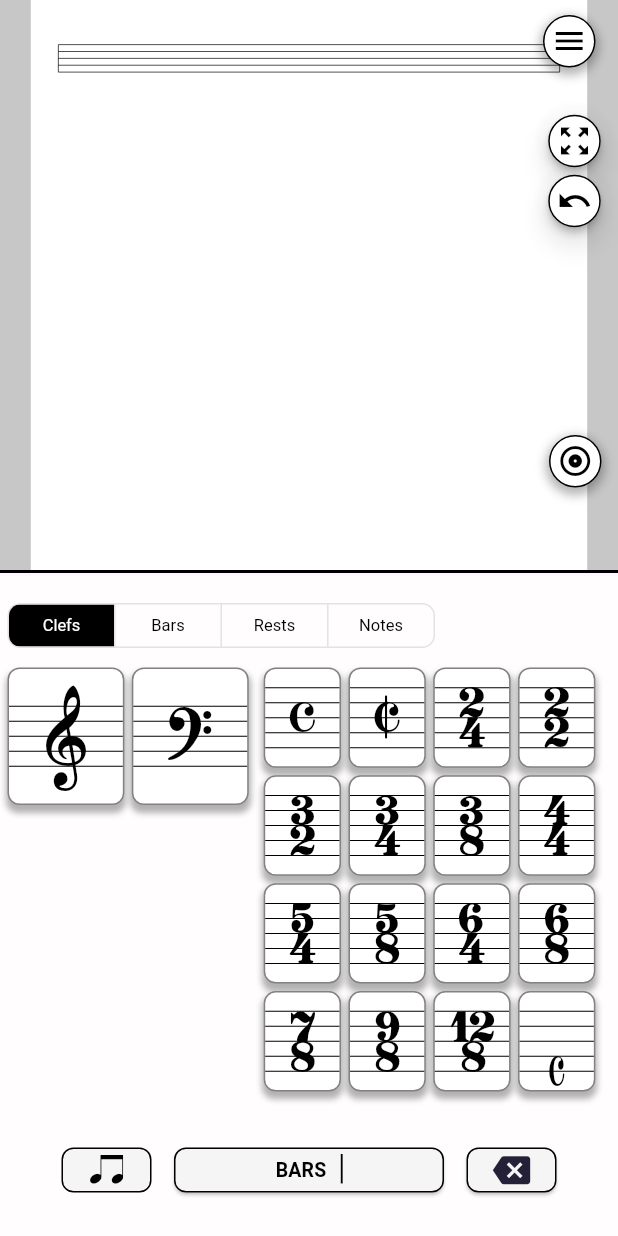
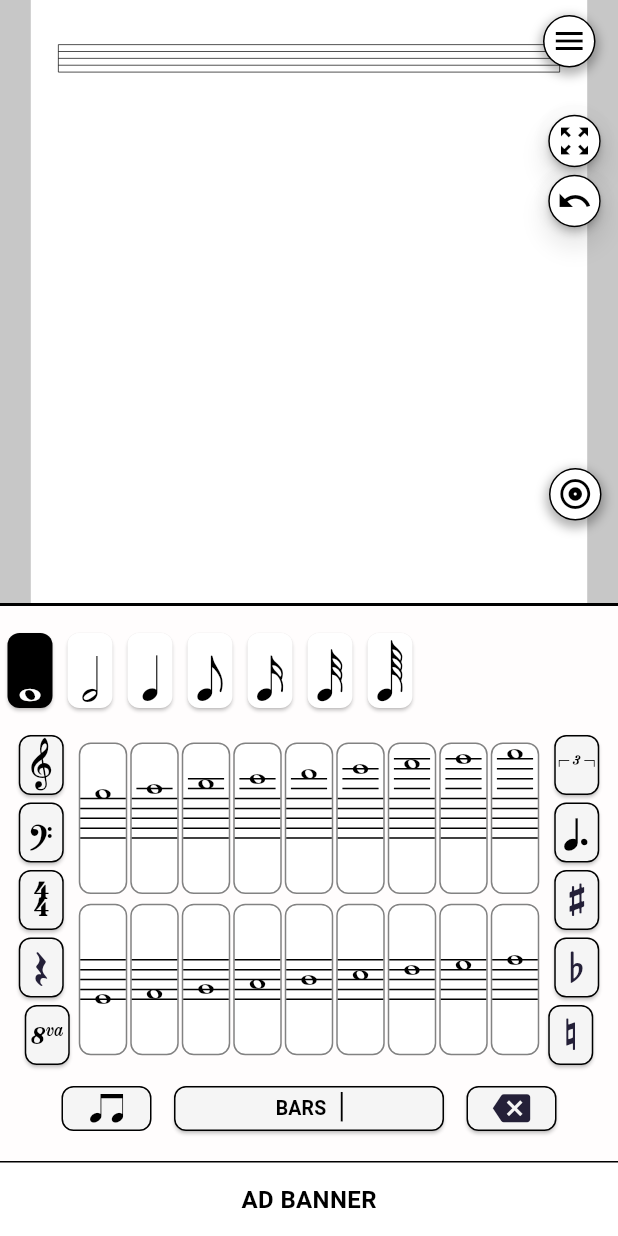
Before and after one commit to dev-softaztech/music_keyboard, a Flutter app: the screen it shows after launch, on a phone screen of 412 x 824 dp. Run offline on Flutter 3.47's test engine with Material 3 defaults, Android fonts, the phone set to English and light mode, and no system bars; drawn by our look-alikes of screenshot; our stand-ins replace fluttertoast; missing offline and left inert: gal; generated files the repository leaves out were written again.

Commit message:
Removed tabs and redundant code

```diff
--- a/lib/src/screens/keyboard_screen.dart
+++ b/lib/src/screens/keyboard_screen.dart
@@ -4,8 +4,6 @@ import 'package:music_keyboard/src/providers/current_selected_note_provider.dart
 import 'package:music_keyboard/src/providers/is_connected_provider.dart';
 import 'package:music_keyboard/src/providers/list_of_spacing_for_each_row.dart';
 import 'package:music_keyboard/src/providers/selected_accidental_provider.dart';
-import 'package:music_keyboard/src/widgets/keyboard/bars_keyboard_layout.dart';
-import 'package:music_keyboard/src/widgets/keyboard/clefs_keyboard_layout.dart';
 import 'package:music_keyboard/src/widgets/keyboard/notes_keyboard_layout.dart';
 import 'package:music_keyboard/src/widgets/main_sheet/music_sheet_container.dart';
 import 'package:music_keyboard/src/utils/screenshot_saver.dart';
@@ -49,7 +47,7 @@ class _NoteInputScreenState extends State<NoteInputScreen> {
   bool isBeamLockActive = false;
   DateTime? _lastTapTime;
 
-  String keyType = "clefs";
+  //String keyType = "clefs";
   String _selectedBarUnicode = '\ue030';
   OverlayEntry? _barOverlayEntry;
 
@@ -617,79 +615,20 @@ class _NoteInputScreenState extends State<NoteInputScreen> {
                       child: ColoredBox(
                         color: const Color.fromARGB(255, 255, 253, 253),
                         child: Container(
-                          height: 440,
+                          height: 370,
                           padding: const EdgeInsets.fromLTRB(0, 5, 0, 0),
                           child: Column(
                             children: [
-                              // Toggle Buttons for Keyboard Selection and Backspace
-                              Row(
-                                mainAxisAlignment:
-                                    MainAxisAlignment.spaceBetween,
-                                children: [
-                                  Row(children: [
-                                    Padding(
-                                        padding: const EdgeInsets.symmetric(
-                                            vertical: 4, horizontal: 5),
-                                        child: ToggleButtons(
-                                          textStyle: const TextStyle(
-                                            fontSize: 11,
-                                          ),
-                                          isSelected: [
-                                            showClefs,
-                                            showBars,
-                                            showTimeSignatures,
-                                            showNotes,
-                                          ],
-                                          onPressed: (int index) {
-                                            setState(() {
-                                              // Reset all selections first
-                                              showClefs = index == 0;
-                                              showBars = index == 1;
-                                              showTimeSignatures = index == 2;
-                                              showNotes = index == 3;
-                                              if (index == 0) keyType = "clefs";
-                                              if (index == 1) keyType = "bars";
-                                              if (index == 2) keyType = "rests";
-                                              if (index == 3) keyType = "notes";
-                                            });
-                                          },
-                                          borderRadius:
-                                              BorderRadius.circular(8.0),
-                                          selectedColor: Colors.white,
-                                          fillColor: Colors.black,
-                                          color: Colors.black,
-                                          constraints: const BoxConstraints(
-                                            minHeight: 28.0,
-                                            minWidth: 70.0,
-                                          ),
-                                          children: const [
-                                            Text("Clefs"),
-                                            Text("Bars"),
-                                            Text("Rests"),
-                                            Text("Notes"),
-                                          ],
-                                        ))
-                                  ]),
-                                ],
-                              ),
                               Stack(
                                 children: [
-                                  keyType == "clefs"
-                                      ? ClefsKeyboardLayout(
-                                          onKeyPress: handleKeyPress)
-                                      : keyType == "bars"
-                                          ? BarsKeyboardLayout(
-                                              onKeyPress: handleKeyPress)
-                                          : NotesKeyboardLayout(
-                                              showNotesKeyboard:
-                                                  showNotesKeyboard,
+                                  NotesKeyboardLayout(
+                                    showNotesKeyboard: showNotesKeyboard,
                                     onToggleKeyboard: (isNotes) {
                                       setState(() {
                                         showNotesKeyboard = isNotes;
                                       });
                                     },
                                     onKeyPress: handleKeyPress,
-                                              keyType: keyType,
                                   ),
                                 ],
                               ),
@@ -885,7 +824,33 @@ class _NoteInputScreenState extends State<NoteInputScreen> {
                     )
                   ],
                 ),
-              )
+              ),
+
+              Align(
+                alignment: Alignment.bottomCenter,
+                child: Container(
+                  height: 50,
+                  width: double.infinity,
+                  decoration: const BoxDecoration(
+                    border: Border(
+                      top: BorderSide(
+                        color: Colors.black,
+                        width: 1,
+                      ),
+                    ),
+                    color: Colors.white,
+                  ),
+                  alignment: Alignment.center,
+                  child: const Text(
+                    'AD BANNER',
+                    style: TextStyle(
+                      fontSize: 16,
+                      fontWeight: FontWeight.bold,
+                      color: Colors.black,
+                    ),
+                  ),
+                ),
+              ),
             ])));
   }
 }
--- a/lib/src/widgets/keyboard/clefs_keyboard_layout.dart
+++ /dev/null
@@ -1,223 +0,0 @@
-import 'package:flutter/material.dart';
-import 'package:music_keyboard/models/music_note.dart';
-import 'package:music_keyboard/src/utils/music_sheet_utils/bar_line_calculator.dart';
-
-class ClefsKeyboardLayout extends StatelessWidget {
-  final void Function(MusicalNote note) onKeyPress;
-
-  const ClefsKeyboardLayout({super.key, required this.onKeyPress});
-
-  @override
-  Widget build(BuildContext context) {
-    double screenWidth = MediaQuery.of(context).size.width;
-
-    List<(String unicodeCharacter, double offset)>
-        timeSignatureUnicodeCharacters = [
-      ('\ue08a', 0.0),
-      ('\ue08b', 0.0),
-      ('\uf5f9', 20.0),
-      ('\uf5fa', 20.0),
-      ('\uf5fb', 20.0),
-      ('\uf5fc', 20.0),
-      ('\uf5fd', 20.0),
-      ('\uf5fe', 20.0),
-      ('\uf5ff', 20.0),
-      ('\uf600', 20.0),
-      ('\uf601', 20.0),
-      ('\uf602', 20.0),
-      ('\uf603', 20.0),
-      ('\uf604', 20.0),
-      ('\uf605', 20.0),
-      ('\uf510', 20.0),
-    ];
-
-    List<(String unicodeCharacter, double offset)> clefUnicodeCharacters = [
-      ('\uf472', 10.0),
-      ('\uf474', -9.0),
-      //('\uf473', 0.0),
-      //('\ue034', 20.0),
-      //('\uf45c', 20.0),
-      //('\ue032', 20.0),
-    ];
-
-    return Center(
-        child: SizedBox(
-      height: 320,
-      width: screenWidth - 10,
-      child: Row(
-        children: [
-          SizedBox(
-            width: (screenWidth - 10) * 0.40,
-            child: GridView.builder(
-              gridDelegate: SliverGridDelegateWithFixedCrossAxisCount(
-                  crossAxisCount: 2, // Total keys in one row
-                  crossAxisSpacing: 5, // Space between columns
-                  mainAxisSpacing: 5, // Space between rows
-                  childAspectRatio: 0.85 // / (keyHeight / parentHeight),
-                  ),
-              itemCount: 2, // Total number of keys
-              itemBuilder: (context, index) {
-                return MusicKey(
-                    onTap: (note) => onKeyPress(note),
-                    index: index,
-                    unicodeCharacter: clefUnicodeCharacters[index].$1,
-                    characterOffset: clefUnicodeCharacters[index].$2);
-              },
-            ),
-          ),
-          SizedBox(width: 10),
-          SizedBox(
-            width: (screenWidth - 10) * 0.55,
-            child: GridView.builder(
-              gridDelegate: SliverGridDelegateWithFixedCrossAxisCount(
-                  crossAxisCount: 4, // Total keys in one row
-                  crossAxisSpacing: 5, // Space between columns
-                  mainAxisSpacing: 5, // Space between rows
-                  childAspectRatio: 0.77 // / (keyHeight / parentHeight),
-                  ),
-              itemCount: 16, // Total number of keys
-              itemBuilder: (context, index) {
-                return MusicKey(
-                    onTap: (note) => onKeyPress(note),
-                    index: index,
-                    unicodeCharacter: timeSignatureUnicodeCharacters[index].$1,
-                    characterOffset: timeSignatureUnicodeCharacters[index].$2);
-              },
-            ),
-          )
-        ],
-      ),
-    ));
-  }
-}
-
-class MusicKey extends StatefulWidget {
-  final void Function(MusicalNote note) onTap;
-  final int index;
-  final String unicodeCharacter;
-  final double characterOffset;
-
-  const MusicKey(
-      {super.key,
-      required this.onTap,
-      required this.index,
-      required this.unicodeCharacter,
-      required this.characterOffset});
-
-  @override
-  _MusicKeyState createState() => _MusicKeyState();
-}
-
-class _MusicKeyState extends State<MusicKey> {
-  bool isPressed = false;
-
-  void _handleTap() {
-    setState(() {
-      isPressed = true;
-    });
-
-    // Delay to reset the effect
-    Future.delayed(const Duration(milliseconds: 100), () {
-      if (mounted) {
-        setState(() {
-          isPressed = false;
-        });
-      }
-    });
-
-    // Trigger the actual note event
-    widget.onTap(MusicalNote(
-        pitch: "",
-        octave: 0,
-        type: NoteType.clef,
-        isConnected: false,
-        unicodeCharacter: widget.unicodeCharacter));
-  }
-
-  @override
-  Widget build(BuildContext context) {
-    return GestureDetector(
-      onTap: _handleTap,
-      child: AnimatedContainer(
-        duration: const Duration(milliseconds: 100),
-        decoration: BoxDecoration(
-          color: isPressed ? Colors.grey[400] : Colors.white, // Darken on press
-          borderRadius: BorderRadius.circular(8),
-          border: Border.all(color: const Color.fromARGB(255, 130, 130, 130)),
-          boxShadow: [
-            BoxShadow(
-              color: Color.fromRGBO(0, 0, 0, 0.3), // Black with 30% opacity
-              blurRadius: 3, // Blurry effect
-              spreadRadius: 1, // Expands shadow
-              offset: const Offset(0, 4), // Moves shadow to bottom-right
-            ),
-          ],
-        ),
-        child: CustomPaint(
-          painter: KeyboardSymbolsMusicStaffPainter(
-            unicodeCharacter: widget.unicodeCharacter,
-            characterOffset: widget.characterOffset,
-            index: widget.index,
-          ),
-        ),
-      ),
-    );
-  }
-}
-
-class KeyboardSymbolsMusicStaffPainter extends CustomPainter {
-  final String unicodeCharacter;
-  final double characterOffset;
-  final int index;
-
-  KeyboardSymbolsMusicStaffPainter(
-      {required this.unicodeCharacter,
-      required this.characterOffset,
-      required this.index});
-
-  @override
-  void paint(Canvas canvas, Size size) {
-    final paint = Paint()
-      ..color = Colors.black
-      ..strokeWidth = 0.7; // Slightly thinner lines for smaller keys
-
-    // Calculate dynamic spacing for the 5 staff lines
-    final lineSpacing =
-        10.0; //size.height / 9; // Scale based on the smaller height
-    final staffTop =
-        (size.height - (4 * lineSpacing)) / 2; // Center the staff vertically
-    final double staffHeight = 4 * lineSpacing;
-
-    // Draw the 5 staff lines
-    for (int i = 0; i < 5; i++) {
-      final y = staffTop + (i * lineSpacing);
-      canvas.drawLine(Offset(0, y), Offset(size.width, y), paint);
-    }
-
-    // Draw the Unicode character at the given note position
-    final textPainter = TextPainter(
-      text: TextSpan(
-        text: unicodeCharacter,
-        style: TextStyle(
-          fontFamily: 'Bravura',
-          fontSize: lineSpacing *
-              4, //size.height / 2.5, // Dynamically scale Unicode size
-          color: Colors.black,
-        ),
-      ),
-      textDirection: TextDirection.ltr,
-    );
-
-    textPainter.layout();
-    final double x = (size.width - textPainter.width) / 2;
-    final double y = staffTop +
-        characterOffset +
-        (staffHeight / 2) -
-        (textPainter.height / 2); // Center dynamically
-
-    textPainter.paint(canvas, Offset(x, y));
-  }
-
-  @override
-  bool shouldRepaint(covariant CustomPainter oldDelegate) => true;
-}
--- a/lib/src/widgets/keyboard/note_head_keyboard/keyboard_by_symbols.dart
+++ b/lib/src/widgets/keyboard/note_head_keyboard/keyboard_by_symbols.dart
@@ -9,14 +9,10 @@ import 'package:music_keyboard/models/music_note.dart';
 
 class KeyboardBySymbols extends StatefulWidget {
   final void Function(MusicalNote note) onKeyPress;
-  final String keyType;
   final bool showLowerPair;
 
   const KeyboardBySymbols(
-      {super.key,
-      required this.onKeyPress,
-      required this.keyType,
-      required this.showLowerPair});
+      {super.key, required this.onKeyPress, required this.showLowerPair});
 
   @override
   State<KeyboardBySymbols> createState() => _KeyboardBySymbolsState();
@@ -37,16 +33,7 @@ class _KeyboardBySymbolsState extends State<KeyboardBySymbols> {
     final selectedCharacter =
         context.watch<SelectedUnicodeProvider>().selectedCharacter;
 
-    NoteType noteType = NoteType.whole;
-    if (widget.keyType == "clefs") {
-      noteType = NoteType.clef;
-    } else if (widget.keyType == "rests") {
-      noteType = NoteType.rest;
-    } else if (widget.keyType == "accidentals") {
-      noteType = NoteType.accidental;
-    } else if (widget.keyType == "notes") {
-      noteType = mapUnicodeToNoteType(selectedCharacter);
-    }
+    NoteType noteType = mapUnicodeToNoteType(selectedCharacter);
 
     return Center(
       child: Column(
--- a/lib/src/widgets/main_sheet/music_sheet_container.dart
+++ b/lib/src/widgets/main_sheet/music_sheet_container.dart
@@ -303,7 +303,7 @@ class _MusicSheetContainerState extends State<MusicSheetContainer> {
           [selectedNoteProvider.selectedIndex];
     }
 
-    var keyboardHeight = 388;
+    var keyboardHeight = 366;
     var canvasHeight = widget.screenSize.height -
         AppBar().preferredSize.height -
         keyboardHeight -
```
Also changed, not shown: lib/src/widgets/keyboard/bars_keyboard_layout.dart (deleted, +0 -184 lines), lib/src/widgets/keyboard/notes_keyboard_layout.dart (+5 -50 lines). Lines whose indentation alone changed are shown as unchanged.
